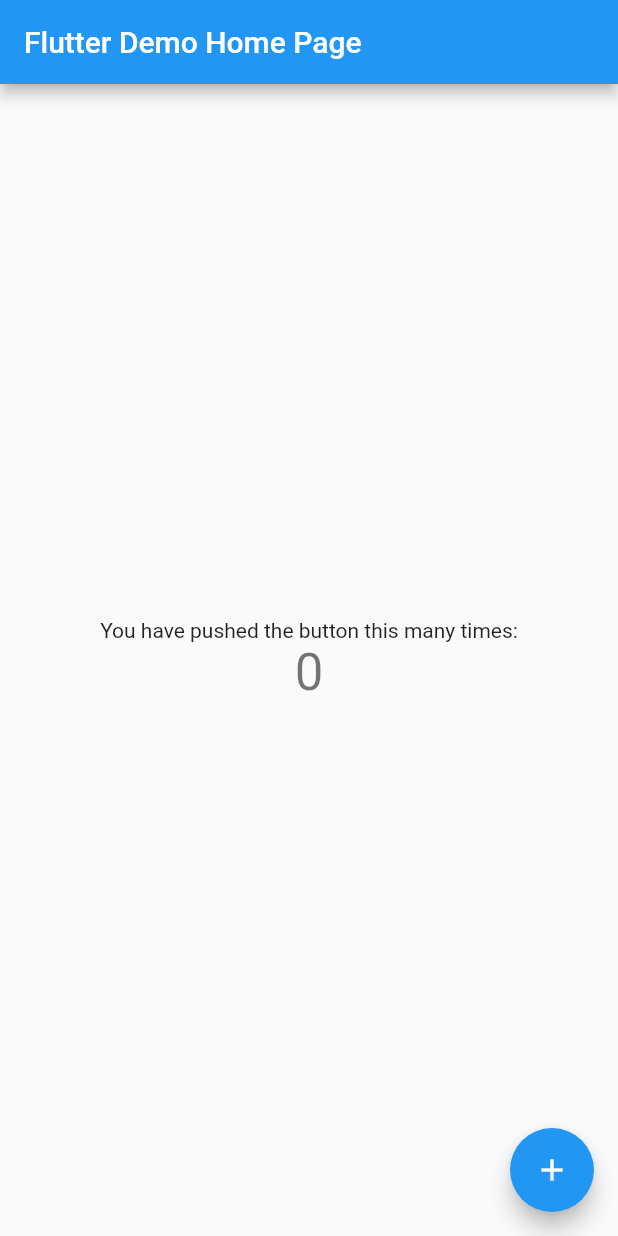
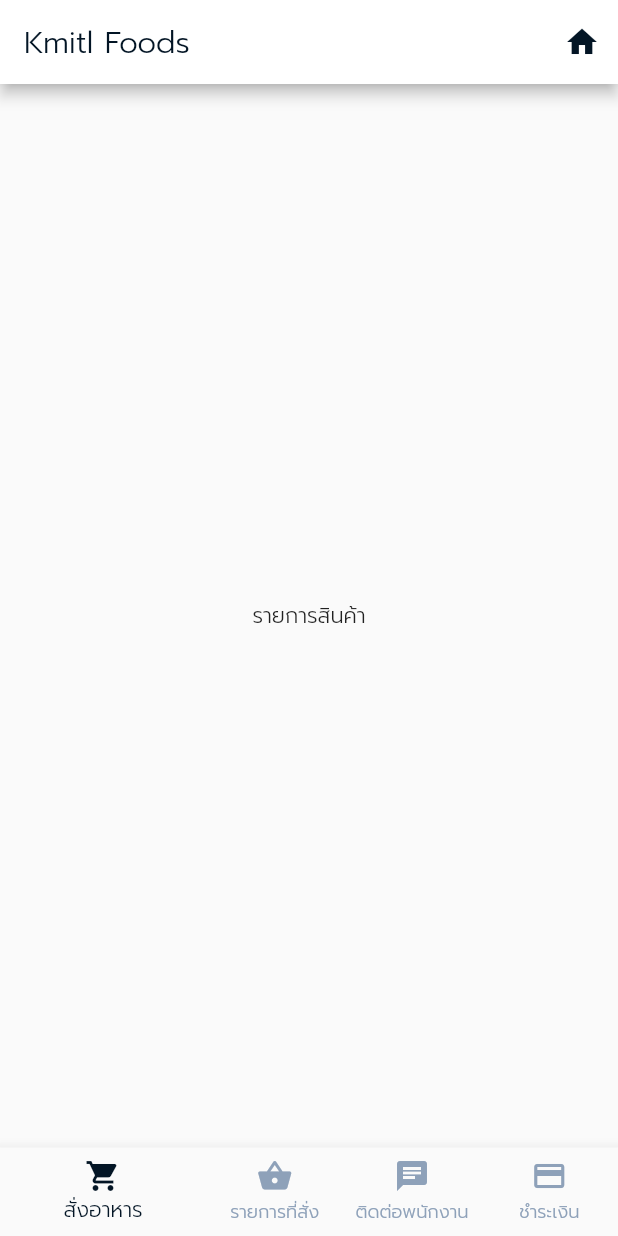
Before and after one commit to boatsuka/flutter_restaurant, a Flutter app: the screen it shows after launch, on a phone screen of 412 x 824 dp. Run offline on Flutter 3.47's test engine with Material 2 defaults, Android fonts, the phone set to English and light mode, and no system bars.

Commit message:
build pages project.

```diff
--- /dev/null
+++ b/lib/home.dart
@@ -0,0 +1,65 @@
+import 'package:flutter/material.dart';
+import 'package:flutter_restaurant/theme.dart';
+import 'package:flutter_restaurant/chat.dart';
+import 'package:flutter_restaurant/order.dart';
+import 'package:flutter_restaurant/payment.dart';
+import 'package:flutter_restaurant/product.dart';
+
+class HomePage extends StatefulWidget {
+  const HomePage({Key? key}) : super(key: key);
+
+  @override
+  _HomePageState createState() => _HomePageState();
+}
+
+class _HomePageState extends State<HomePage> {
+  int selectedIndex = 0;
+  List pages = [ProductPage(), OrderPage(), ChatPage(), PaymentPage()];
+
+  @override
+  Widget build(BuildContext context) {
+    return Scaffold(
+      appBar: AppBar(
+        title: Row(
+          children: [
+            Text(
+              'Kmitl Foods',
+              style: TextStyle(color: ThemeColors.kPrimaryColor),
+            )
+          ],
+        ),
+        actions: [
+          IconButton(
+            icon: Icon(
+              Icons.home,
+              color: ThemeColors.kPrimaryColor,
+            ),
+            onPressed: () {},
+          )
+        ],
+        backgroundColor: Colors.white,
+      ),
+      body: pages[selectedIndex],
+      bottomNavigationBar: BottomNavigationBar(
+        showUnselectedLabels: true,
+        selectedItemColor: ThemeColors.kPrimaryColor,
+        unselectedItemColor: ThemeColors.kUnselectedItemColor,
+        currentIndex: selectedIndex,
+        onTap: (int index) {
+          setState(() {
+            selectedIndex = index;
+          });
+        },
+        items: [
+          BottomNavigationBarItem(
+              icon: Icon(Icons.shopping_cart), label: 'สั่งอาหาร'),
+          BottomNavigationBarItem(
+              icon: Icon(Icons.shopping_basket), label: 'รายการที่สั่ง'),
+          BottomNavigationBarItem(
+              icon: Icon(Icons.chat), label: 'ติดต่อพนักงาน'),
+          BottomNavigationBarItem(icon: Icon(Icons.payment), label: 'ชำระเงิน')
+        ],
+      ),
+    );
+  }
+}
--- a/lib/main.dart
+++ b/lib/main.dart
@@ -1,113 +1,23 @@
 import 'package:flutter/material.dart';
+import 'package:flutter_restaurant/home.dart';
+import 'package:flutter_restaurant/theme.dart';
 
 void main() {
   runApp(MyApp());
 }
 
 class MyApp extends StatelessWidget {
-  // This widget is the root of your application.
   @override
   Widget build(BuildContext context) {
     return MaterialApp(
-      title: 'Flutter Demo',
+      title: 'Flutter Restaurant',
+      home: HomePage(),
       theme: ThemeData(
-        // This is the theme of your application.
-        //
-        // Try running your application with "flutter run". You'll see the
-        // application has a blue toolbar. Then, without quitting the app, try
-        // changing the primarySwatch below to Colors.green and then invoke
-        // "hot reload" (press "r" in the console where you ran "flutter run",
-        // or simply save your changes to "hot reload" in a Flutter IDE).
-        // Notice that the counter didn't reset back to zero; the application
-        // is not restarted.
-        primarySwatch: Colors.blue,
+        fontFamily: 'Prompt',
+        primaryColor: ThemeColors.kPrimaryColor,
+        accentColor: ThemeColors.kAccentColor,
       ),
-      home: MyHomePage(title: 'Flutter Demo Home Page'),
+      debugShowCheckedModeBanner: false,
     );
   }
 }
-
-class MyHomePage extends StatefulWidget {
-  MyHomePage({Key? key, required this.title}) : super(key: key);
-
-  // This widget is the home page of your application. It is stateful, meaning
-  // that it has a State object (defined below) that contains fields that affect
-  // how it looks.
-
-  // This class is the configuration for the state. It holds the values (in this
-  // case the title) provided by the parent (in this case the App widget) and
-  // used by the build method of the State. Fields in a Widget subclass are
-  // always marked "final".
-
-  final String title;
-
-  @override
-  _MyHomePageState createState() => _MyHomePageState();
-}
-
-class _MyHomePageState extends State<MyHomePage> {
-  int _counter = 0;
-
-  void _incrementCounter() {
-    setState(() {
-      // This call to setState tells the Flutter framework that something has
-      // changed in this State, which causes it to rerun the build method below
-      // so that the display can reflect the updated values. If we changed
-      // _counter without calling setState(), then the build method would not be
-      // called again, and so nothing would appear to happen.
-      _counter++;
-    });
-  }
-
-  @override
-  Widget build(BuildContext context) {
-    // This method is rerun every time setState is called, for instance as done
-    // by the _incrementCounter method above.
-    //
-    // The Flutter framework has been optimized to make rerunning build methods
-    // fast, so that you can just rebuild anything that needs updating rather
-    // than having to individually change instances of widgets.
-    return Scaffold(
-      appBar: AppBar(
-        // Here we take the value from the MyHomePage object that was created by
-        // the App.build method, and use it to set our appbar title.
-        title: Text(widget.title),
-      ),
-      body: Center(
-        // Center is a layout widget. It takes a single child and positions it
-        // in the middle of the parent.
-        child: Column(
-          // Column is also a layout widget. It takes a list of children and
-          // arranges them vertically. By default, it sizes itself to fit its
-          // children horizontally, and tries to be as tall as its parent.
-          //
-          // Invoke "debug painting" (press "p" in the console, choose the
-          // "Toggle Debug Paint" action from the Flutter Inspector in Android
-          // Studio, or the "Toggle Debug Paint" command in Visual Studio Code)
-          // to see the wireframe for each widget.
-          //
-          // Column has various properties to control how it sizes itself and
-          // how it positions its children. Here we use mainAxisAlignment to
-          // center the children vertically; the main axis here is the vertical
-          // axis because Columns are vertical (the cross axis would be
-          // horizontal).
-          mainAxisAlignment: MainAxisAlignment.center,
-          children: <Widget>[
-            Text(
-              'You have pushed the button this many times:',
-            ),
-            Text(
-              '$_counter',
-              style: Theme.of(context).textTheme.headline4,
-            ),
-          ],
-        ),
-      ),
-      floatingActionButton: FloatingActionButton(
-        onPressed: _incrementCounter,
-        tooltip: 'Increment',
-        child: Icon(Icons.add),
-      ), // This trailing comma makes auto-formatting nicer for build methods.
-    );
-  }
-}
--- /dev/null
+++ b/lib/product.dart
@@ -0,0 +1,17 @@
+import 'package:flutter/material.dart';
+
+class ProductPage extends StatefulWidget {
+  const ProductPage({Key? key}) : super(key: key);
+
+  @override
+  _ProductPageState createState() => _ProductPageState();
+}
+
+class _ProductPageState extends State<ProductPage> {
+  @override
+  Widget build(BuildContext context) {
+    return Center(
+      child: Text('รายการสินค้า'),
+    );
+  }
+}
```
Also changed, not shown: lib/chat.dart (added, +17 -0 lines), lib/order.dart (added, +17 -0 lines), lib/payment.dart (added, +17 -0 lines), pubspec.yaml (+4 -4 lines).
